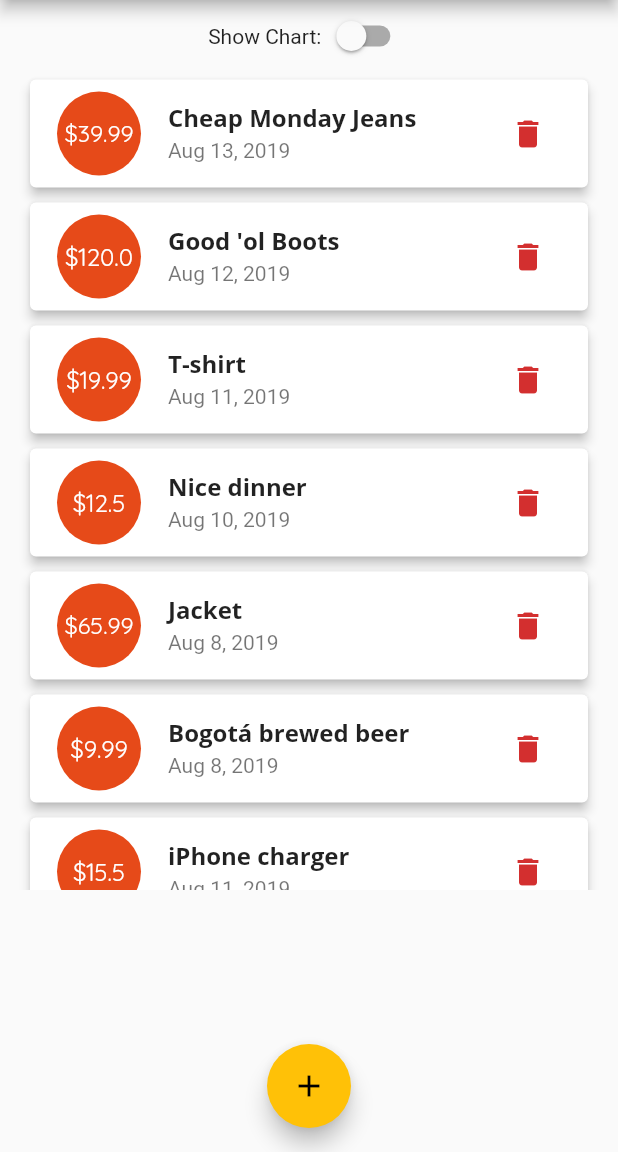
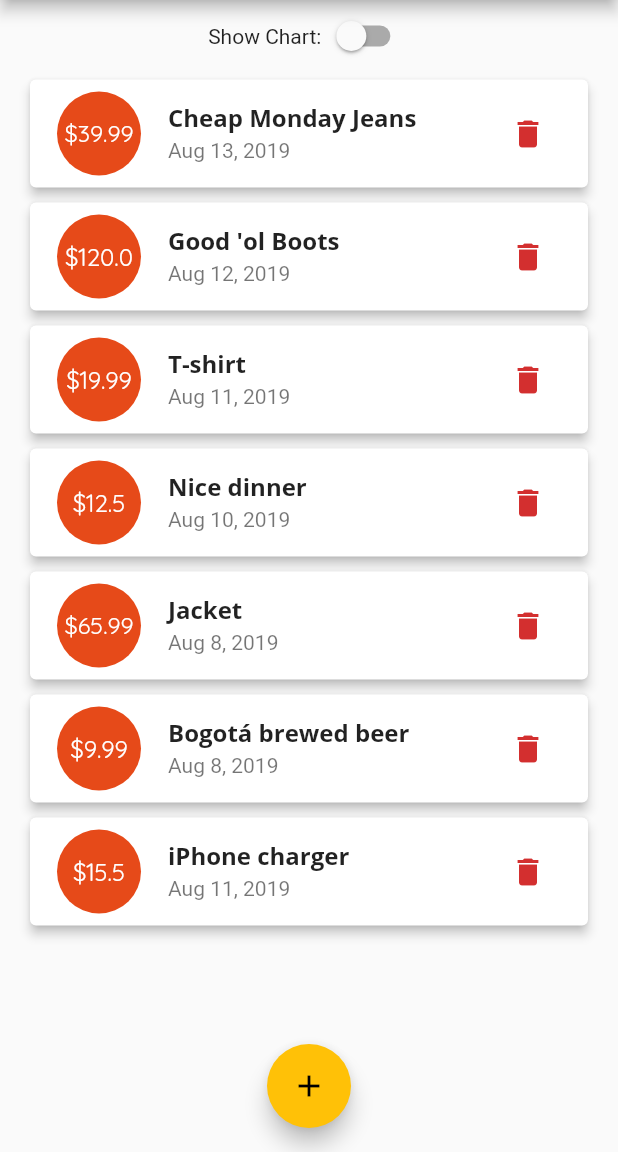
Before and after one commit to Haugen/flutter, a Flutter app: the screen it shows after launch, after a tap on the "delete" icon, on a phone screen of 412 x 824 dp, the part 84-1236 px from its top. Run offline on Flutter 3.47's test engine with Material 2 defaults, Android fonts, the phone set to English and light mode, and no system bars.

Commit message:
Hide floating button on iOS and adjust widget heights depending on switch state.

```diff
--- a/expenses/lib/main.dart
+++ b/expenses/lib/main.dart
@@ -1,3 +1,5 @@
+import 'dart:io';
+
 import 'package:flutter/material.dart';
 import 'package:flutter/services.dart';
 import 'package:uuid/uuid.dart';
@@ -155,6 +157,21 @@ class _MyHomePageState extends State<MyHomePage> {
     bool isLandscape =
         MediaQuery.of(context).orientation == Orientation.landscape;
 
+    var showChartSwitch = Row(
+      mainAxisAlignment: MainAxisAlignment.center,
+      children: <Widget>[
+        Text('Show Chart:'),
+        Switch.adaptive(
+          value: _showChart,
+          onChanged: (val) {
+            setState(() {
+              _showChart = val;
+            });
+          },
+        ),
+      ],
+    );
+
     var appBar = AppBar(
       title: Text('Personal expenses'),
       actions: <Widget>[
@@ -165,46 +182,35 @@ class _MyHomePageState extends State<MyHomePage> {
       ],
     );
 
+    var preferredHeight = MediaQuery.of(context).size.height -
+        appBar.preferredSize.height -
+        MediaQuery.of(context).padding.top;
+
     return Scaffold(
-      floatingActionButton: FloatingActionButton(
-        child: Icon(Icons.add),
-        onPressed: () => _startAddNewTransaction(context),
-      ),
+      floatingActionButton: Platform.isIOS
+          ? SizedBox.shrink()
+          : FloatingActionButton(
+              child: Icon(Icons.add),
+              onPressed: () => _startAddNewTransaction(context),
+            ),
       floatingActionButtonLocation: FloatingActionButtonLocation.centerFloat,
       appBar: appBar,
       body: Column(
         crossAxisAlignment: CrossAxisAlignment.stretch,
         children: <Widget>[
-          Row(
-            mainAxisAlignment: MainAxisAlignment.center,
-            children: <Widget>[
-              Text('Show Chart:'),
-              Switch(
-                value: _showChart,
-                onChanged: (val) {
-                  setState(() {
-                    _showChart = val;
-                  });
-                },
-              )
-            ],
-          ),
           _userTransactions.isNotEmpty
               ? Column(
                   children: <Widget>[
+                    showChartSwitch,
                     if (_showChart)
                       Container(
-                        height: (MediaQuery.of(context).size.height -
-                                appBar.preferredSize.height -
-                                MediaQuery.of(context).padding.top) *
-                            0.29,
+                        height: preferredHeight * 0.3,
                         child: Chart(_recentTransactions),
                       ),
                     Container(
-                      height: (MediaQuery.of(context).size.height -
-                              appBar.preferredSize.height -
-                              MediaQuery.of(context).padding.top) *
-                          0.71,
+                      height: _showChart
+                          ? preferredHeight * 0.6
+                          : preferredHeight * 0.9,
                       child: TransactionList(
                           _userTransactions, _deleteTransaction),
                     ),
```
